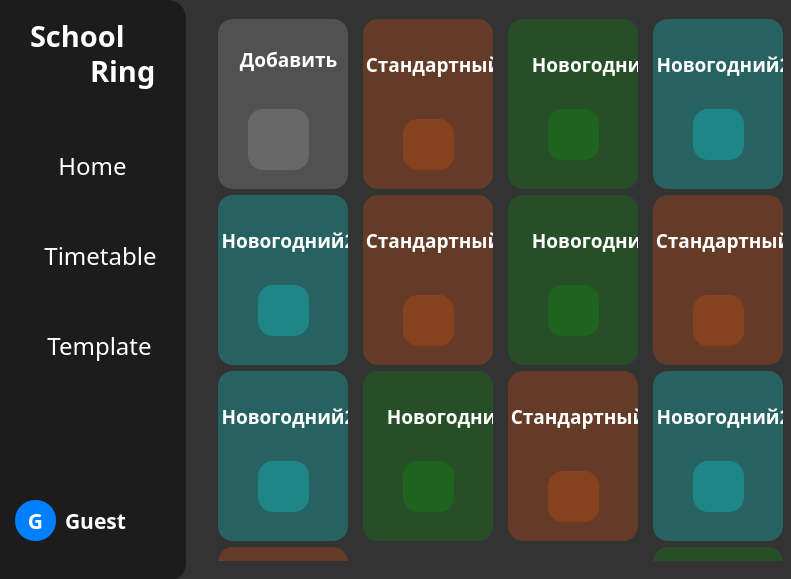
Above: ui/main.ui from Alchemmist/SchoolRing before the change. Below: the same form after it.
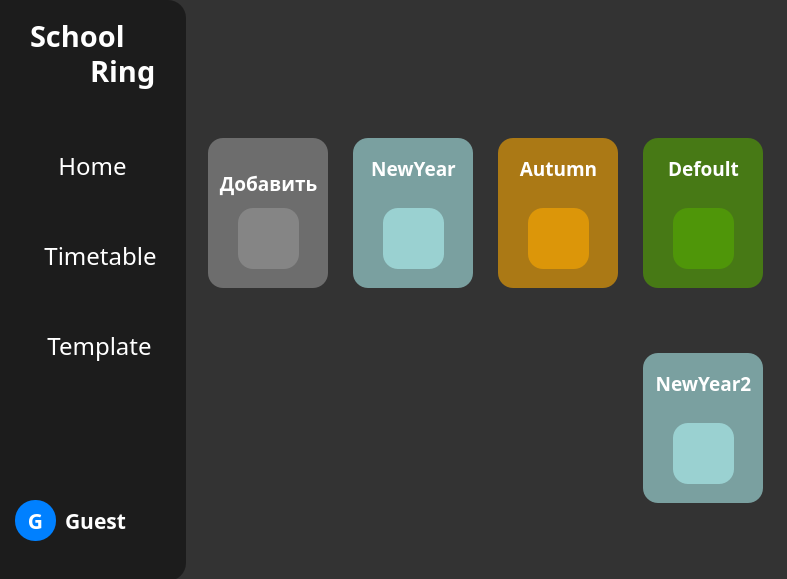
That is the form after the change. The open tabs and pages were chosen to show the change. Icons and pictures are not drawn.

```diff
--- a/ui/main.ui
+++ b/ui/main.ui
@@ -9,7 +9,7 @@
    <rect>
     <x>0</x>
     <y>0</y>
-    <width>791</width>
+    <width>787</width>
     <height>579</height>
    </rect>
   </property>
@@ -1420,12 +1420,15 @@
      <widget class="QScrollArea" name="scrollArea_5">
       <property name="geometry">
        <rect>
-        <x>180</x>
-        <y>20</y>
-        <width>601</width>
-        <height>551</height>
+        <x>160</x>
+        <y>80</y>
+        <width>611</width>
+        <height>501</height>
        </rect>
       </property>
+      <property name="styleSheet">
+       <string notr="true">background-color: rgba(0, 0, 0, 0)</string>
+      </property>
       <property name="frameShape">
        <enum>QFrame::NoFrame</enum>
       </property>
@@ -1446,96 +1449,11 @@
         <rect>
          <x>0</x>
          <y>0</y>
-         <width>556</width>
-         <height>716</height>
+         <width>611</width>
+         <height>501</height>
         </rect>
        </property>
        <layout class="QGridLayout" name="gridLayout_2">
-        <item row="0" column="1">
-         <widget class="QFrame" name="frame_30">
-          <property name="sizePolicy">
-           <sizepolicy hsizetype="Fixed" vsizetype="Fixed">
-            <horstretch>0</horstretch>
-            <verstretch>0</verstretch>
-           </sizepolicy>
-          </property>
-          <property name="minimumSize">
-           <size>
-            <width>130</width>
-            <height>170</height>
-           </size>
-          </property>
-          <property name="styleSheet">
-           <string notr="true">
-border-radius: 15;
-background-color: rgba(255, 85, 0, 60);</string>
-          </property>
-          <property name="frameShape">
-           <enum>QFrame::StyledPanel</enum>
-          </property>
-          <property name="frameShadow">
-           <enum>QFrame::Raised</enum>
-          </property>
-          <widget class="QLabel" name="label_110">
-           <property name="geometry">
-            <rect>
-             <x>0</x>
-             <y>0</y>
-             <width>141</width>
-             <height>91</height>
-            </rect>
-           </property>
-           <property name="font">
-            <font>
-             <family>Yandex Sans Text Bold</family>
-             <pointsize>14</pointsize>
-             <weight>75</weight>
-             <bold>true</bold>
-            </font>
-           </property>
-           <property name="styleSheet">
-            <string notr="true">color: white;
-background-color: rgb(255,160,0, 0);
-</string>
-           </property>
-           <property name="text">
-            <string>Стандартный</string>
-           </property>
-           <property name="alignment">
-            <set>Qt::AlignCenter</set>
-           </property>
-           <property name="wordWrap">
-            <bool>true</bool>
-           </property>
-          </widget>
-          <widget class="QPushButton" name="pushButton">
-           <property name="geometry">
-            <rect>
-             <x>40</x>
-             <y>100</y>
-             <width>51</width>
-             <height>51</height>
-            </rect>
-           </property>
-           <property name="cursor">
-            <cursorShape>PointingHandCursor</cursorShape>
-           </property>
-           <property name="text">
-            <string/>
-           </property>
-           <property name="icon">
-            <iconset>
-             <normaloff>../icons/main_window/templte/edit_2.png</normaloff>../icons/main_window/templte/edit_2.png</iconset>
-           </property>
-           <property name="iconSize">
-            <size>
-             <width>40</width>
-             <height>40</height>
-            </size>
-           </property>
-          </widget>
-         </widget>
-        </item>
         <item row="0" column="3">
          <widget class="QFrame" name="frame_32">
           <property name="sizePolicy">
@@ -1546,13 +1464,16 @@
           </property>
           <property name="minimumSize">
            <size>
-            <width>130</width>
-            <height>170</height>
+            <width>120</width>
+            <height>150</height>
            </size>
           </property>
+          <property name="autoFillBackground">
+           <bool>false</bool>
+          </property>
           <property name="styleSheet">
            <string notr="true">border-radius: 15;
-background-color: rgba(0,250,250, 60);</string>
+background-color: rgba(255,170,0, 150);</string>
           </property>
           <property name="frameShape">
            <enum>QFrame::StyledPanel</enum>
@@ -1560,13 +1481,13 @@
           <property name="frameShadow">
            <enum>QFrame::Raised</enum>
           </property>
-          <widget class="QLabel" name="label_114">
+          <widget class="QLabel" name="label_113">
            <property name="geometry">
             <rect>
              <x>0</x>
              <y>0</y>
-             <width>141</width>
-             <height>91</height>
+             <width>121</width>
+             <height>61</height>
             </rect>
            </property>
            <property name="font">
@@ -1583,7 +1504,7 @@
 </string>
            </property>
            <property name="text">
-            <string>Новогодний2</string>
+            <string>Autumn</string>
            </property>
            <property name="alignment">
             <set>Qt::AlignCenter</set>
@@ -1595,10 +1516,10 @@
           <widget class="QPushButton" name="pushButton_3">
            <property name="geometry">
             <rect>
-             <x>40</x>
-             <y>90</y>
-             <width>51</width>
-             <height>51</height>
+             <x>30</x>
+             <y>70</y>
+             <width>61</width>
+             <height>61</height>
             </rect>
            </property>
            <property name="cursor">
@@ -1613,15 +1534,15 @@
            </property>
            <property name="iconSize">
             <size>
-             <width>40</width>
-             <height>40</height>
+             <width>50</width>
+             <height>50</height>
             </size>
            </property>
           </widget>
          </widget>
         </item>
-        <item row="2" column="3">
-         <widget class="QFrame" name="frame_40">
+        <item row="0" column="4">
+         <widget class="QFrame" name="frame_30">
           <property name="sizePolicy">
            <sizepolicy hsizetype="Fixed" vsizetype="Fixed">
             <horstretch>0</horstretch>
@@ -1630,97 +1551,16 @@
           </property>
           <property name="minimumSize">
            <size>
-            <width>130</width>
-            <height>170</height>
+            <width>120</width>
+            <height>150</height>
            </size>
           </property>
-          <property name="styleSheet">
-           <string notr="true">border-radius: 15;
-background-color: rgba(0,250,250, 60);</string>
+          <property name="autoFillBackground">
+           <bool>false</bool>
           </property>
-          <property name="frameShape">
-           <enum>QFrame::StyledPanel</enum>
-          </property>
-          <property name="frameShadow">
-           <enum>QFrame::Raised</enum>
-          </property>
-          <widget class="QLabel" name="label_120">
-           <property name="geometry">
-            <rect>
-             <x>0</x>
-             <y>0</y>
-             <width>141</width>
-             <height>91</height>
-            </rect>
-           </property>
-           <property name="font">
-            <font>
-             <family>Yandex Sans Text Bold</family>
-             <pointsize>14</pointsize>
-             <weight>75</weight>
-             <bold>true</bold>
-            </font>
-           </property>
-           <property name="styleSheet">
-            <string notr="true">color: white;
-background-color: rgb(255,160,0, 0);
-</string>
-           </property>
-           <property name="text">
-            <string>Новогодний2</string>
-           </property>
-           <property name="alignment">
-            <set>Qt::AlignCenter</set>
-           </property>
-           <property name="wordWrap">
-            <bool>true</bool>
-           </property>
-          </widget>
-          <widget class="QPushButton" name="pushButton_11">
-           <property name="geometry">
-            <rect>
-             <x>40</x>
-             <y>90</y>
-             <width>51</width>
-             <height>51</height>
-            </rect>
-           </property>
-           <property name="cursor">
-            <cursorShape>PointingHandCursor</cursorShape>
-           </property>
-           <property name="text">
-            <string/>
-           </property>
-           <property name="icon">
-            <iconset>
-             <normaloff>../icons/main_window/templte/edit_2.png</normaloff>../icons/main_window/templte/edit_2.png</iconset>
-           </property>
-           <property name="iconSize">
-            <size>
-             <width>40</width>
-             <height>40</height>
-            </size>
-           </property>
-          </widget>
-         </widget>
-        </item>
-        <item row="2" column="1">
-         <widget class="QFrame" name="frame_38">
-          <property name="sizePolicy">
-           <sizepolicy hsizetype="Fixed" vsizetype="Fixed">
-            <horstretch>0</horstretch>
-            <verstretch>0</verstretch>
-           </sizepolicy>
-          </property>
-          <property name="minimumSize">
-           <size>
-            <width>130</width>
-            <height>170</height>
-           </size>
-          </property>
           <property name="styleSheet">
            <string notr="true">border-radius: 15;
-background-color: rgba(0,170, 0, 60);</string>
+background-color: rgba(85,170, 0, 150);</string>
           </property>
           <property name="frameShape">
            <enum>QFrame::StyledPanel</enum>
@@ -1728,13 +1568,13 @@
           <property name="frameShadow">
            <enum>QFrame::Raised</enum>
           </property>
-          <widget class="QLabel" name="label_118">
+          <widget class="QLabel" name="label_110">
            <property name="geometry">
             <rect>
              <x>0</x>
              <y>0</y>
-             <width>171</width>
-             <height>91</height>
+             <width>121</width>
+             <height>61</height>
             </rect>
            </property>
            <property name="font">
@@ -1751,7 +1591,7 @@
 </string>
            </property>
            <property name="text">
-            <string>Новогодний</string>
+            <string>Defoult</string>
            </property>
            <property name="alignment">
             <set>Qt::AlignCenter</set>
@@ -1760,13 +1600,13 @@
             <bool>true</bool>
            </property>
           </widget>
-          <widget class="QPushButton" name="pushButton_9">
+          <widget class="QPushButton" name="pushButton">
            <property name="geometry">
             <rect>
-             <x>40</x>
-             <y>90</y>
-             <width>51</width>
-             <height>51</height>
+             <x>30</x>
+             <y>70</y>
+             <width>61</width>
+             <height>61</height>
             </rect>
            </property>
            <property name="cursor">
@@ -1781,92 +1621,8 @@
            </property>
            <property name="iconSize">
             <size>
-             <width>40</width>
-             <height>40</height>
-            </size>
-           </property>
-          </widget>
-         </widget>
-        </item>
-        <item row="1" column="2">
-         <widget class="QFrame" name="frame_36">
-          <property name="sizePolicy">
-           <sizepolicy hsizetype="Fixed" vsizetype="Fixed">
-            <horstretch>0</horstretch>
-            <verstretch>0</verstretch>
-           </sizepolicy>
-          </property>
-          <property name="minimumSize">
-           <size>
-            <width>130</width>
-            <height>170</height>
-           </size>
-          </property>
-          <property name="styleSheet">
-           <string notr="true">border-radius: 15;
-background-color: rgba(0,170, 0, 60);</string>
-          </property>
-          <property name="frameShape">
-           <enum>QFrame::StyledPanel</enum>
-          </property>
-          <property name="frameShadow">
-           <enum>QFrame::Raised</enum>
-          </property>
-          <widget class="QLabel" name="label_116">
-           <property name="geometry">
-            <rect>
-             <x>0</x>
-             <y>0</y>
-             <width>171</width>
-             <height>91</height>
-            </rect>
-           </property>
-           <property name="font">
-            <font>
-             <family>Yandex Sans Text Bold</family>
-             <pointsize>14</pointsize>
-             <weight>75</weight>
-             <bold>true</bold>
-            </font>
-           </property>
-           <property name="styleSheet">
-            <string notr="true">color: white;
-background-color: rgb(255,160,0, 0);
-</string>
-           </property>
-           <property name="text">
-            <string>Новогодний</string>
-           </property>
-           <property name="alignment">
-            <set>Qt::AlignCenter</set>
-           </property>
-           <property name="wordWrap">
-            <bool>true</bool>
-           </property>
-          </widget>
-          <widget class="QPushButton" name="pushButton_7">
-           <property name="geometry">
-            <rect>
-             <x>40</x>
-             <y>90</y>
-             <width>51</width>
-             <height>51</height>
-            </rect>
-           </property>
-           <property name="cursor">
-            <cursorShape>PointingHandCursor</cursorShape>
-           </property>
-           <property name="text">
-            <string/>
-           </property>
-           <property name="icon">
-            <iconset>
-             <normaloff>../icons/main_window/templte/edit_2.png</normaloff>../icons/main_window/templte/edit_2.png</iconset>
-           </property>
-           <property name="iconSize">
-            <size>
-             <width>40</width>
-             <height>40</height>
+             <width>50</width>
+             <height>50</height>
             </size>
            </property>
           </widget>
@@ -1882,267 +1638,16 @@
           </property>
           <property name="minimumSize">
            <size>
-            <width>130</width>
-            <height>170</height>
+            <width>120</width>
+            <height>150</height>
            </size>
           </property>
-          <property name="styleSheet">
-           <string notr="true">border-radius: 15;
-background-color: rgba(0,170, 0, 60);</string>
+          <property name="autoFillBackground">
+           <bool>false</bool>
           </property>
-          <property name="frameShape">
-           <enum>QFrame::StyledPanel</enum>
-          </property>
-          <property name="frameShadow">
-           <enum>QFrame::Raised</enum>
-          </property>
-          <widget class="QLabel" name="label_113">
-           <property name="geometry">
-            <rect>
-             <x>0</x>
-             <y>0</y>
-             <width>171</width>
-             <height>91</height>
-            </rect>
-           </property>
-           <property name="font">
-            <font>
-             <family>Yandex Sans Text Bold</family>
-             <pointsize>14</pointsize>
-             <weight>75</weight>
-             <bold>true</bold>
-            </font>
-           </property>
-           <property name="styleSheet">
-            <string notr="true">color: white;
-background-color: rgb(255,160,0, 0);
-</string>
-           </property>
-           <property name="text">
-            <string>Новогодний</string>
-           </property>
-           <property name="alignment">
-            <set>Qt::AlignCenter</set>
-           </property>
-           <property name="wordWrap">
-            <bool>true</bool>
-           </property>
-          </widget>
-          <widget class="QPushButton" name="pushButton_2">
-           <property name="geometry">
-            <rect>
-             <x>40</x>
-             <y>90</y>
-             <width>51</width>
-             <height>51</height>
-            </rect>
-           </property>
-           <property name="cursor">
-            <cursorShape>PointingHandCursor</cursorShape>
-           </property>
-           <property name="text">
-            <string/>
-           </property>
-           <property name="icon">
-            <iconset>
-             <normaloff>../icons/main_window/templte/edit_2.png</normaloff>../icons/main_window/templte/edit_2.png</iconset>
-           </property>
-           <property name="iconSize">
-            <size>
-             <width>40</width>
-             <height>40</height>
-            </size>
-           </property>
-          </widget>
-         </widget>
-        </item>
-        <item row="1" column="0">
-         <widget class="QFrame" name="frame_34">
-          <property name="sizePolicy">
-           <sizepolicy hsizetype="Fixed" vsizetype="Fixed">
-            <horstretch>0</horstretch>
-            <verstretch>0</verstretch>
-           </sizepolicy>
-          </property>
-          <property name="minimumSize">
-           <size>
-            <width>130</width>
-            <height>170</height>
-           </size>
-          </property>
           <property name="styleSheet">
            <string notr="true">border-radius: 15;
-background-color: rgba(0,250,250, 60);</string>
-          </property>
-          <property name="frameShape">
-           <enum>QFrame::StyledPanel</enum>
-          </property>
-          <property name="frameShadow">
-           <enum>QFrame::Raised</enum>
-          </property>
-          <widget class="QLabel" name="label_115">
-           <property name="geometry">
-            <rect>
-             <x>0</x>
-             <y>0</y>
-             <width>141</width>
-             <height>91</height>
-            </rect>
-           </property>
-           <property name="font">
-            <font>
-             <family>Yandex Sans Text Bold</family>
-             <pointsize>14</pointsize>
-             <weight>75</weight>
-             <bold>true</bold>
-            </font>
-           </property>
-           <property name="styleSheet">
-            <string notr="true">color: white;
-background-color: rgb(255,160,0, 0);
-</string>
-           </property>
-           <property name="text">
-            <string>Новогодний2</string>
-           </property>
-           <property name="alignment">
-            <set>Qt::AlignCenter</set>
-           </property>
-           <property name="wordWrap">
-            <bool>true</bool>
-           </property>
-          </widget>
-          <widget class="QPushButton" name="pushButton_5">
-           <property name="geometry">
-            <rect>
-             <x>40</x>
-             <y>90</y>
-             <width>51</width>
-             <height>51</height>
-            </rect>
-           </property>
-           <property name="cursor">
-            <cursorShape>PointingHandCursor</cursorShape>
-           </property>
-           <property name="text">
-            <string/>
-           </property>
-           <property name="icon">
-            <iconset>
-             <normaloff>../icons/main_window/templte/edit_2.png</normaloff>../icons/main_window/templte/edit_2.png</iconset>
-           </property>
-           <property name="iconSize">
-            <size>
-             <width>40</width>
-             <height>40</height>
-            </size>
-           </property>
-          </widget>
-         </widget>
-        </item>
-        <item row="1" column="3">
-         <widget class="QFrame" name="frame_41">
-          <property name="sizePolicy">
-           <sizepolicy hsizetype="Fixed" vsizetype="Fixed">
-            <horstretch>0</horstretch>
-            <verstretch>0</verstretch>
-           </sizepolicy>
-          </property>
-          <property name="minimumSize">
-           <size>
-            <width>130</width>
-            <height>170</height>
-           </size>
-          </property>
-          <property name="styleSheet">
-           <string notr="true">
-border-radius: 15;
-background-color: rgba(255, 85, 0, 60);</string>
-          </property>
-          <property name="frameShape">
-           <enum>QFrame::StyledPanel</enum>
-          </property>
-          <property name="frameShadow">
-           <enum>QFrame::Raised</enum>
-          </property>
-          <widget class="QLabel" name="label_121">
-           <property name="geometry">
-            <rect>
-             <x>0</x>
-             <y>0</y>
-             <width>141</width>
-             <height>91</height>
-            </rect>
-           </property>
-           <property name="font">
-            <font>
-             <family>Yandex Sans Text Bold</family>
-             <pointsize>14</pointsize>
-             <weight>75</weight>
-             <bold>true</bold>
-            </font>
-           </property>
-           <property name="styleSheet">
-            <string notr="true">color: white;
-background-color: rgb(255,160,0, 0);
-</string>
-           </property>
-           <property name="text">
-            <string>Стандартный</string>
-           </property>
-           <property name="alignment">
-            <set>Qt::AlignCenter</set>
-           </property>
-           <property name="wordWrap">
-            <bool>true</bool>
-           </property>
-          </widget>
-          <widget class="QPushButton" name="pushButton_12">
-           <property name="geometry">
-            <rect>
-             <x>40</x>
-             <y>100</y>
-             <width>51</width>
-             <height>51</height>
-            </rect>
-           </property>
-           <property name="cursor">
-            <cursorShape>PointingHandCursor</cursorShape>
-           </property>
-           <property name="text">
-            <string/>
-           </property>
-           <property name="icon">
-            <iconset>
-             <normaloff>../icons/main_window/templte/edit_2.png</normaloff>../icons/main_window/templte/edit_2.png</iconset>
-           </property>
-           <property name="iconSize">
-            <size>
-             <width>40</width>
-             <height>40</height>
-            </size>
-           </property>
-          </widget>
-         </widget>
-        </item>
-        <item row="1" column="1">
-         <widget class="QFrame" name="frame_35">
-          <property name="sizePolicy">
-           <sizepolicy hsizetype="Fixed" vsizetype="Fixed">
-            <horstretch>0</horstretch>
-            <verstretch>0</verstretch>
-           </sizepolicy>
-          </property>
-          <property name="minimumSize">
-           <size>
-            <width>130</width>
-            <height>170</height>
-           </size>
-          </property>
-          <property name="styleSheet">
-           <string notr="true">
-border-radius: 15;
-background-color: rgba(255, 85, 0, 60);</string>
+background-color: rgba(180,250,250, 140);</string>
           </property>
           <property name="frameShape">
            <enum>QFrame::StyledPanel</enum>
@@ -2155,8 +1660,8 @@
             <rect>
              <x>0</x>
              <y>0</y>
-             <width>141</width>
-             <height>91</height>
+             <width>121</width>
+             <height>61</height>
             </rect>
            </property>
            <property name="font">
@@ -2173,7 +1678,7 @@
 </string>
            </property>
            <property name="text">
-            <string>Стандартный</string>
+            <string>NewYear</string>
            </property>
            <property name="alignment">
             <set>Qt::AlignCenter</set>
@@ -2182,13 +1687,13 @@
             <bool>true</bool>
            </property>
           </widget>
-          <widget class="QPushButton" name="pushButton_6">
+          <widget class="QPushButton" name="pushButton_2">
            <property name="geometry">
             <rect>
-             <x>40</x>
-             <y>100</y>
-             <width>51</width>
-             <height>51</height>
+             <x>30</x>
+             <y>70</y>
+             <width>61</width>
+             <height>61</height>
             </rect>
            </property>
            <property name="cursor">
@@ -2203,183 +1708,14 @@
            </property>
            <property name="iconSize">
             <size>
-             <width>40</width>
-             <height>40</height>
+             <width>50</width>
+             <height>50</height>
             </size>
            </property>
           </widget>
          </widget>
         </item>
-        <item row="2" column="2">
-         <widget class="QFrame" name="frame_39">
-          <property name="sizePolicy">
-           <sizepolicy hsizetype="Fixed" vsizetype="Fixed">
-            <horstretch>0</horstretch>
-            <verstretch>0</verstretch>
-           </sizepolicy>
-          </property>
-          <property name="minimumSize">
-           <size>
-            <width>130</width>
-            <height>170</height>
-           </size>
-          </property>
-          <property name="styleSheet">
-           <string notr="true">
-border-radius: 15;
-background-color: rgba(255, 85, 0, 60);</string>
-          </property>
-          <property name="frameShape">
-           <enum>QFrame::StyledPanel</enum>
-          </property>
-          <property name="frameShadow">
-           <enum>QFrame::Raised</enum>
-          </property>
-          <widget class="QLabel" name="label_119">
-           <property name="geometry">
-            <rect>
-             <x>0</x>
-             <y>0</y>
-             <width>141</width>
-             <height>91</height>
-            </rect>
-           </property>
-           <property name="font">
-            <font>
-             <family>Yandex Sans Text Bold</family>
-             <pointsize>14</pointsize>
-             <weight>75</weight>
-             <bold>true</bold>
-            </font>
-           </property>
-           <property name="styleSheet">
-            <string notr="true">color: white;
-background-color: rgb(255,160,0, 0);
-</string>
-           </property>
-           <property name="text">
-            <string>Стандартный</string>
-           </property>
-           <property name="alignment">
-            <set>Qt::AlignCenter</set>
-           </property>
-           <property name="wordWrap">
-            <bool>true</bool>
-           </property>
-          </widget>
-          <widget class="QPushButton" name="pushButton_10">
-           <property name="geometry">
-            <rect>
-             <x>40</x>
-             <y>100</y>
-             <width>51</width>
-             <height>51</height>
-            </rect>
-           </property>
-           <property name="cursor">
-            <cursorShape>PointingHandCursor</cursorShape>
-           </property>
-           <property name="text">
-            <string/>
-           </property>
-           <property name="icon">
-            <iconset>
-             <normaloff>../icons/main_window/templte/edit_2.png</normaloff>../icons/main_window/templte/edit_2.png</iconset>
-           </property>
-           <property name="iconSize">
-            <size>
-             <width>40</width>
-             <height>40</height>
-            </size>
-           </property>
-          </widget>
-         </widget>
-        </item>
-        <item row="2" column="0">
-         <widget class="QFrame" name="frame_37">
-          <property name="sizePolicy">
-           <sizepolicy hsizetype="Fixed" vsizetype="Fixed">
-            <horstretch>0</horstretch>
-            <verstretch>0</verstretch>
-           </sizepolicy>
-          </property>
-          <property name="minimumSize">
-           <size>
-            <width>130</width>
-            <height>170</height>
-           </size>
-          </property>
-          <property name="styleSheet">
-           <string notr="true">border-radius: 15;
-background-color: rgba(0,250,250, 60);</string>
-          </property>
-          <property name="frameShape">
-           <enum>QFrame::StyledPanel</enum>
-          </property>
-          <property name="frameShadow">
-           <enum>QFrame::Raised</enum>
-          </property>
-          <widget class="QLabel" name="label_117">
-           <property name="geometry">
-            <rect>
-             <x>0</x>
-             <y>0</y>
-             <width>141</width>
-             <height>91</height>
-            </rect>
-           </property>
-           <property name="font">
-            <font>
-             <family>Yandex Sans Text Bold</family>
-             <pointsize>14</pointsize>
-             <weight>75</weight>
-             <bold>true</bold>
-            </font>
-           </property>
-           <property name="styleSheet">
-            <string notr="true">color: white;
-background-color: rgb(255,160,0, 0);
-</string>
-           </property>
-           <property name="text">
-            <string>Новогодний2</string>
-           </property>
-           <property name="alignment">
-            <set>Qt::AlignCenter</set>
-           </property>
-           <property name="wordWrap">
-            <bool>true</bool>
-           </property>
-          </widget>
-          <widget class="QPushButton" name="pushButton_8">
-           <property name="geometry">
-            <rect>
-             <x>40</x>
-             <y>90</y>
-             <width>51</width>
-             <height>51</height>
-            </rect>
-           </property>
-           <property name="cursor">
-            <cursorShape>PointingHandCursor</cursorShape>
-           </property>
-           <property name="text">
-            <string/>
-           </property>
-           <property name="icon">
-            <iconset>
-             <normaloff>../icons/main_window/templte/edit_2.png</normaloff>../icons/main_window/templte/edit_2.png</iconset>
-           </property>
-           <property name="iconSize">
-            <size>
-             <width>40</width>
-             <height>40</height>
-            </size>
-           </property>
-          </widget>
-         </widget>
-        </item>
-        <item row="0" column="0">
+        <item row="0" column="1">
          <widget class="QFrame" name="frame_33">
           <property name="sizePolicy">
            <sizepolicy hsizetype="Fixed" vsizetype="Fixed">
@@ -2389,14 +1725,13 @@
           </property>
           <property name="minimumSize">
            <size>
-            <width>130</width>
-            <height>170</height>
+            <width>120</width>
+            <height>150</height>
            </size>
           </property>
           <property name="styleSheet">
-           <string notr="true">
-border-radius: 15;
-background-color: rgba(180,180, 180, 60);</string>
+           <string notr="true">border-radius: 15;
+background-color: rgba(150,150,150, 150);</string>
           </property>
           <property name="frameShape">
            <enum>QFrame::StyledPanel</enum>
@@ -2408,9 +1743,9 @@
            <property name="geometry">
             <rect>
              <x>0</x>
-             <y>0</y>
-             <width>141</width>
-             <height>81</height>
+             <y>10</y>
+             <width>121</width>
+             <height>71</height>
             </rect>
            </property>
            <property name="font">
@@ -2440,7 +1775,7 @@
            <property name="geometry">
             <rect>
              <x>30</x>
-             <y>90</y>
+             <y>70</y>
              <width>61</width>
              <height>61</height>
             </rect>
@@ -2464,8 +1799,8 @@
           </widget>
          </widget>
         </item>
-        <item row="3" column="3">
-         <widget class="QFrame" name="frame_42">
+        <item row="1" column="4">
+         <widget class="QFrame" name="frame_34">
           <property name="sizePolicy">
            <sizepolicy hsizetype="Fixed" vsizetype="Fixed">
             <horstretch>0</horstretch>
@@ -2474,13 +1809,16 @@
           </property>
           <property name="minimumSize">
            <size>
-            <width>130</width>
-            <height>170</height>
+            <width>120</width>
+            <height>150</height>
            </size>
           </property>
+          <property name="autoFillBackground">
+           <bool>false</bool>
+          </property>
           <property name="styleSheet">
            <string notr="true">border-radius: 15;
-background-color: rgba(0,170, 0, 60);</string>
+background-color: rgba(180,250,250, 140);</string>
           </property>
           <property name="frameShape">
            <enum>QFrame::StyledPanel</enum>
@@ -2488,13 +1826,13 @@
           <property name="frameShadow">
            <enum>QFrame::Raised</enum>
           </property>
-          <widget class="QLabel" name="label_122">
+          <widget class="QLabel" name="label_114">
            <property name="geometry">
             <rect>
              <x>0</x>
              <y>0</y>
-             <width>171</width>
-             <height>91</height>
+             <width>121</width>
+             <height>61</height>
             </rect>
            </property>
            <property name="font">
@@ -2511,7 +1849,7 @@
 </string>
            </property>
            <property name="text">
-            <string>Новогодний</string>
+            <string>NewYear2</string>
            </property>
            <property name="alignment">
             <set>Qt::AlignCenter</set>
@@ -2520,13 +1858,13 @@
             <bool>true</bool>
            </property>
           </widget>
-          <widget class="QPushButton" name="pushButton_13">
+          <widget class="QPushButton" name="pushButton_5">
            <property name="geometry">
             <rect>
-             <x>40</x>
-             <y>90</y>
-             <width>51</width>
-             <height>51</height>
+             <x>30</x>
+             <y>70</y>
+             <width>61</width>
+             <height>61</height>
             </rect>
            </property>
            <property name="cursor">
@@ -2541,93 +1879,8 @@
            </property>
            <property name="iconSize">
             <size>
-             <width>40</width>
-             <height>40</height>
-            </size>
-           </property>
-          </widget>
-         </widget>
-        </item>
-        <item row="3" column="0">
-         <widget class="QFrame" name="frame_43">
-          <property name="sizePolicy">
-           <sizepolicy hsizetype="Fixed" vsizetype="Fixed">
-            <horstretch>0</horstretch>
-            <verstretch>0</verstretch>
-           </sizepolicy>
-          </property>
-          <property name="minimumSize">
-           <size>
-            <width>130</width>
-            <height>170</height>
-           </size>
-          </property>
-          <property name="styleSheet">
-           <string notr="true">
-border-radius: 15;
-background-color: rgba(255, 85, 0, 60);</string>
-          </property>
-          <property name="frameShape">
-           <enum>QFrame::StyledPanel</enum>
-          </property>
-          <property name="frameShadow">
-           <enum>QFrame::Raised</enum>
-          </property>
-          <widget class="QLabel" name="label_123">
-           <property name="geometry">
-            <rect>
-             <x>0</x>
-             <y>0</y>
-             <width>141</width>
-             <height>91</height>
-            </rect>
-           </property>
-           <property name="font">
-            <font>
-             <family>Yandex Sans Text Bold</family>
-             <pointsize>14</pointsize>
-             <weight>75</weight>
-             <bold>true</bold>
-            </font>
-           </property>
-           <property name="styleSheet">
-            <string notr="true">color: white;
-background-color: rgb(255,160,0, 0);
-</string>
-           </property>
-           <property name="text">
-            <string>Стандартный</string>
-           </property>
-           <property name="alignment">
-            <set>Qt::AlignCenter</set>
-           </property>
-           <property name="wordWrap">
-            <bool>true</bool>
-           </property>
-          </widget>
-          <widget class="QPushButton" name="pushButton_14">
-           <property name="geometry">
-            <rect>
-             <x>40</x>
-             <y>100</y>
-             <width>51</width>
-             <height>51</height>
-            </rect>
-           </property>
-           <property name="cursor">
-            <cursorShape>PointingHandCursor</cursorShape>
-           </property>
-           <property name="text">
-            <string/>
-           </property>
-           <property name="icon">
-            <iconset>
-             <normaloff>../icons/main_window/templte/edit_2.png</normaloff>../icons/main_window/templte/edit_2.png</iconset>
-           </property>
-           <property name="iconSize">
-            <size>
-             <width>40</width>
-             <height>40</height>
+             <width>50</width>
+             <height>50</height>
             </size>
            </property>
           </widget>
@@ -2636,6 +1889,41 @@
        </layout>
       </widget>
      </widget>
+     <widget class="QLabel" name="label">
+      <property name="geometry">
+       <rect>
+        <x>170</x>
+        <y>330</y>
+        <width>271</width>
+        <height>231</height>
+       </rect>
+      </property>
+      <property name="text">
+       <string/>
+      </property>
+      <property name="pixmap">
+       <pixmap>../icons/main_window/templte/background-2.png</pixmap>
+      </property>
+     </widget>
+     <widget class="QLabel" name="label_2">
+      <property name="geometry">
+       <rect>
+        <x>490</x>
+        <y>20</y>
+        <width>261</width>
+        <height>261</height>
+       </rect>
+      </property>
+      <property name="text">
+       <string/>
+      </property>
+      <property name="pixmap">
+       <pixmap>../icons/main_window/templte/background-4.png</pixmap>
+      </property>
+     </widget>
+     <zorder>label_2</zorder>
+     <zorder>label</zorder>
+     <zorder>scrollArea_5</zorder>
     </widget>
    </widget>
    <widget class="QFrame" name="menu">
```
Left out of the diff: 2 changed lines with no effect on the pictures.
